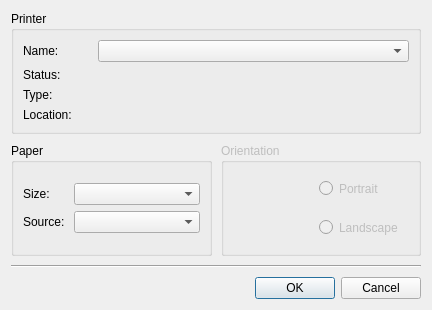
sanny32/OpenModScan, file omodscan/dialogs/dialogprintsettings.ui: the form before one commit.
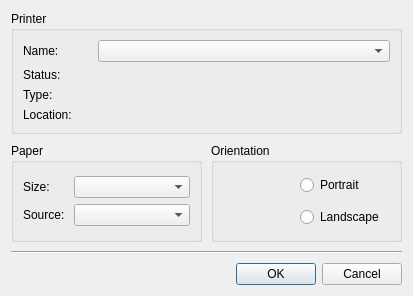
The form after the commit.

Commit message: Developing print settings dialog

Patch:
```diff
--- a/omodscan/dialogs/dialogprintsettings.ui
+++ b/omodscan/dialogs/dialogprintsettings.ui
@@ -6,8 +6,8 @@
    <rect>
     <x>0</x>
     <y>0</y>
-    <width>432</width>
-    <height>310</height>
+    <width>413</width>
+    <height>296</height>
    </rect>
   </property>
   <property name="windowTitle">
@@ -43,7 +43,14 @@
        </widget>
       </item>
       <item row="0" column="1">
-       <widget class="QComboBox" name="comboBoxPrinters"/>
+       <widget class="QComboBox" name="comboBoxPrinters">
+        <property name="minimumSize">
+         <size>
+          <width>250</width>
+          <height>0</height>
+         </size>
+        </property>
+       </widget>
       </item>
       <item row="3" column="0">
        <widget class="QLabel" name="labelStatus">
@@ -137,7 +144,7 @@
      <item>
       <widget class="QGroupBox" name="groupBox_3">
        <property name="enabled">
-        <bool>false</bool>
+        <bool>true</bool>
        </property>
        <property name="title">
         <string>Orientation</string>
@@ -167,7 +174,7 @@
           <item>
            <widget class="QRadioButton" name="radioButtonPortrait">
             <property name="enabled">
-             <bool>false</bool>
+             <bool>true</bool>
             </property>
             <property name="sizePolicy">
              <sizepolicy hsizetype="Minimum" vsizetype="Preferred">
@@ -183,7 +190,7 @@
           <item>
            <widget class="QRadioButton" name="radioButtonLandscape">
             <property name="enabled">
-             <bool>false</bool>
+             <bool>true</bool>
             </property>
             <property name="sizePolicy">
              <sizepolicy hsizetype="Minimum" vsizetype="Preferred">
```
The commit also changes 6 other files.
